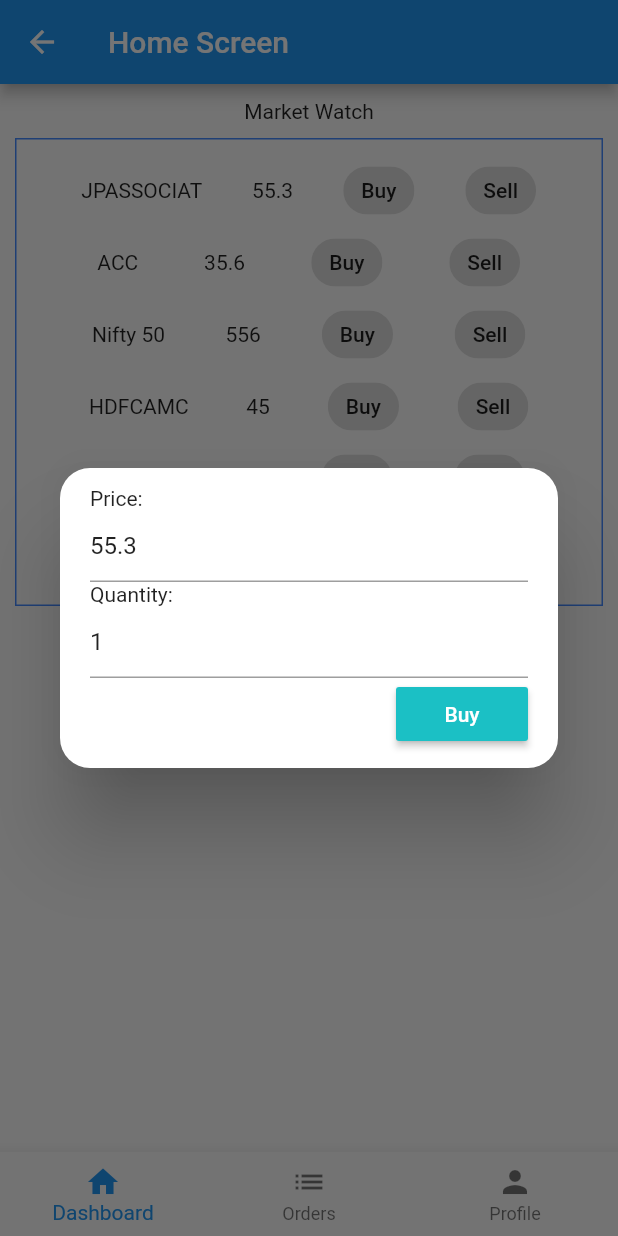
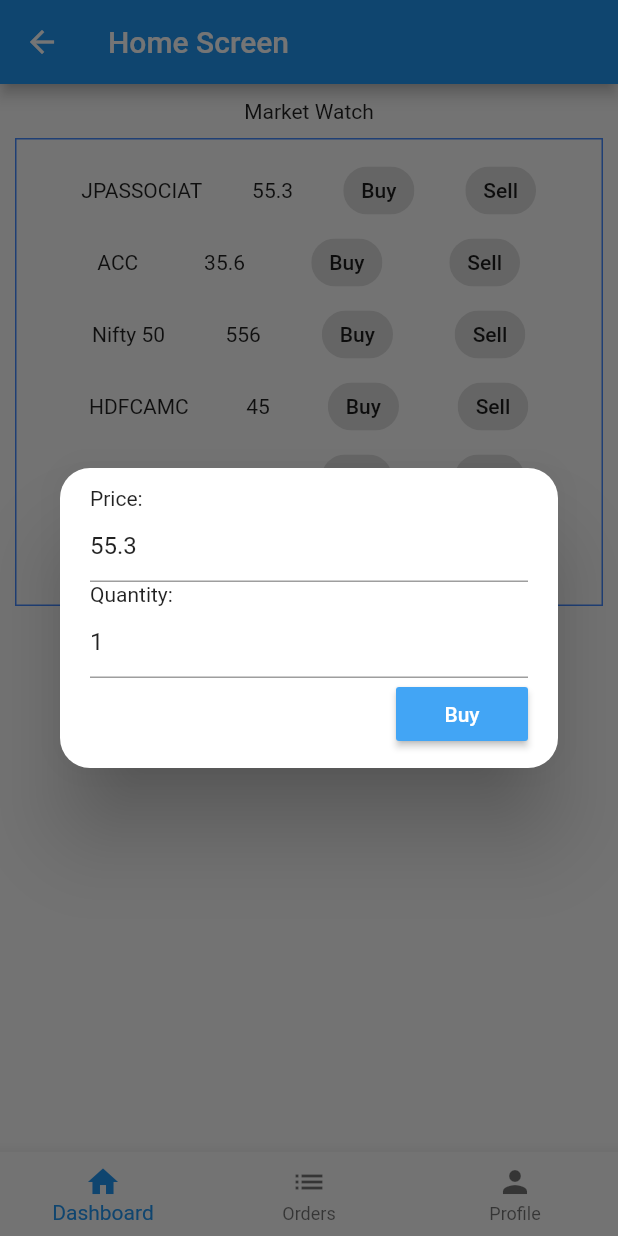
Before and after one commit to imVaibhav/trade, a Flutter app: the HomeScreen screen opened by its route, after a tap on "Buy", on a phone screen of 412 x 824 dp. Run offline on Flutter 3.47's test engine with Material 2 defaults, Android fonts, the phone set to English and light mode, and no system bars; our stand-ins replace shared_preferences; accounts and stored records are empty.

Commit message:
Button color

```diff
--- a/lib/screens/login.dart
+++ b/lib/screens/login.dart
@@ -72,7 +72,7 @@ class _State extends State<LoginScreen> {
                       color: Colors.blue,
                       child: Text('Login'),
                       onPressed: () {
-                        // naviagate to home screen
+                        // Naviagate to home screen
                         Navigator.pushReplacementNamed(
                             context, HomeScreen.routeName);
                         // print(userNameController.text);
--- a/lib/widgets/market_watch.dart
+++ b/lib/widgets/market_watch.dart
@@ -146,7 +146,7 @@ class _MarketWatchWidgetState extends State<MarketWatchWidget> {
                             action,
                             style: TextStyle(color: Colors.white),
                           ),
-                          color: const Color(0xFF1BC0C5),
+                          color: Colors.blue[400],
                         ),
                       ],
                     ),
```
